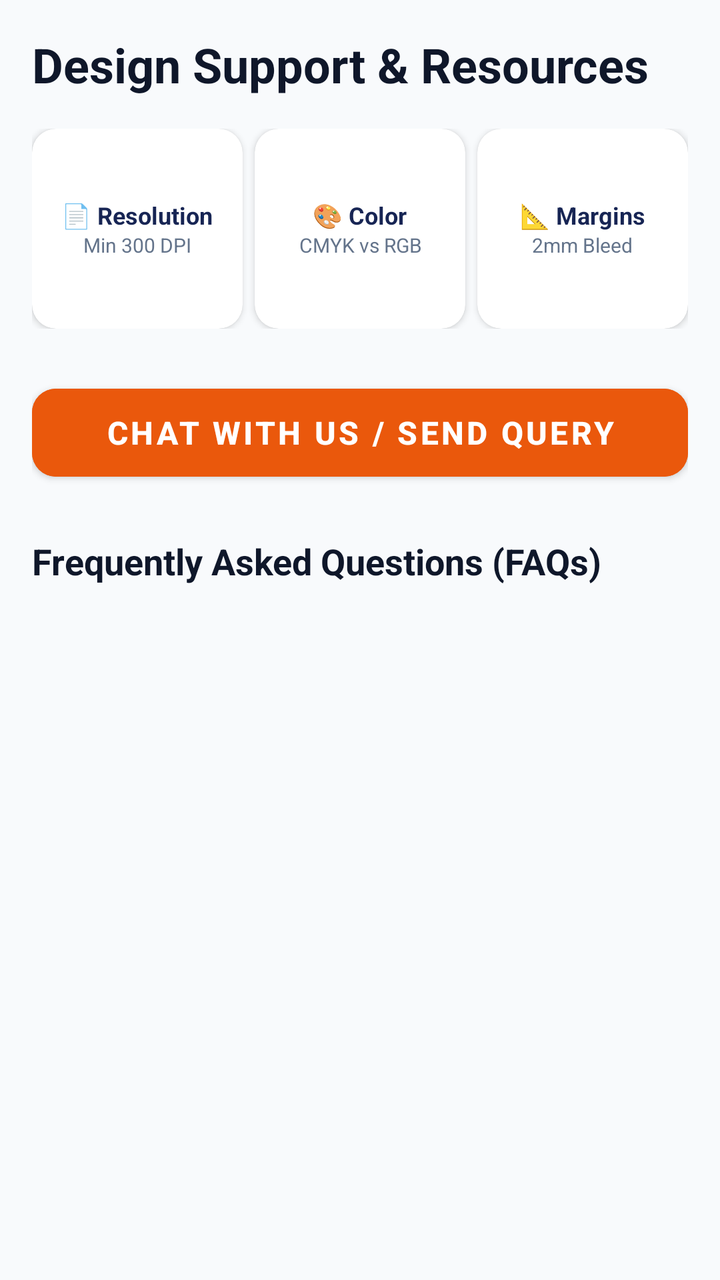
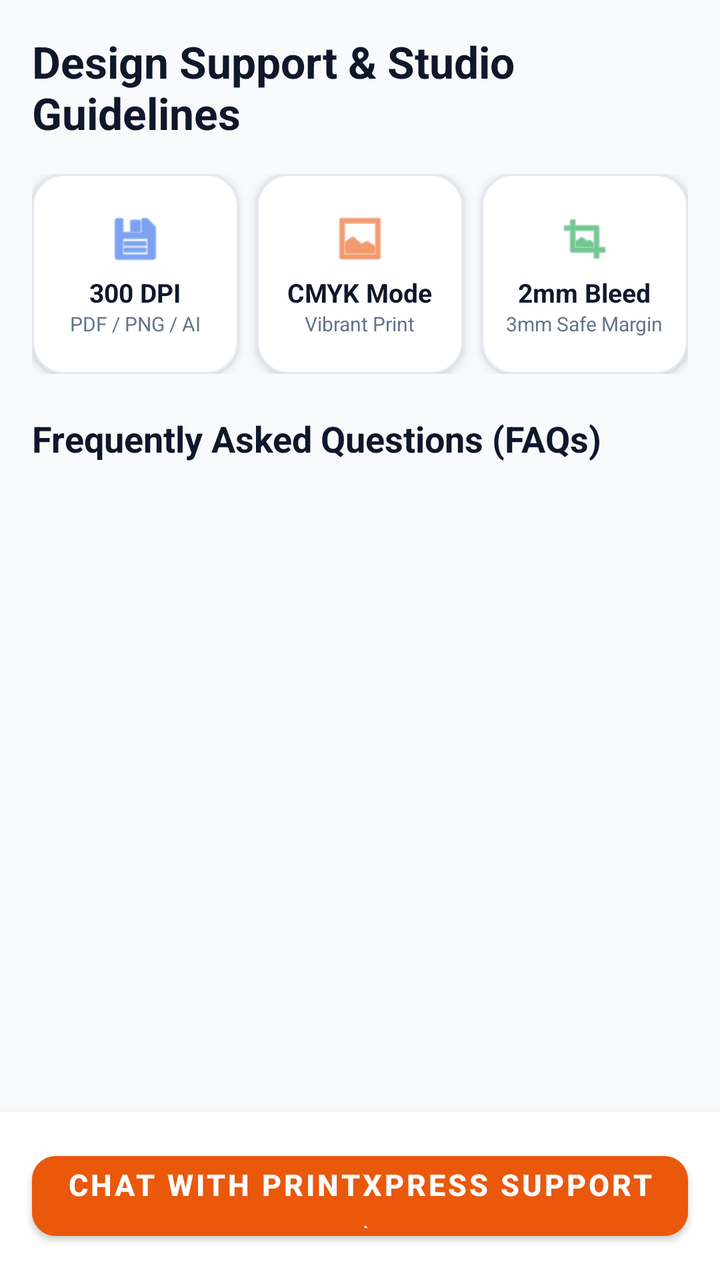

The first picture is an Android layout as it rendered before a commit; the second is the same layout after the commit. The layout source and the unified diff follow.
<!-- AndroidManifest.xml: application theme Theme.PrintXpress -->
<!-- res/layout/fragment_info.xml -->
<?xml version="1.0" encoding="utf-8"?>
<ScrollView xmlns:android="http://schemas.android.com/apk/res/android"
    xmlns:app="http://schemas.android.com/apk/res-auto"
    android:layout_width="match_parent"
    android:layout_height="match_parent"
    android:background="@color/background"
    android:fillViewport="true">

    <LinearLayout
        android:layout_width="match_parent"
        android:layout_height="wrap_content"
        android:orientation="vertical"
        android:padding="16dp">

        <TextView
            android:layout_width="match_parent"
            android:layout_height="wrap_content"
            android:text="Design Support &amp; Resources"
            android:textSize="24sp"
            android:textStyle="bold"
            android:textColor="@color/text_primary"
            android:layout_marginBottom="16dp"/>

        
        <LinearLayout
            android:layout_width="match_parent"
            android:layout_height="wrap_content"
            android:orientation="horizontal"
            android:layout_marginBottom="24dp">

            <com.google.android.material.card.MaterialCardView
                android:layout_width="0dp"
                android:layout_weight="1"
                android:layout_height="100dp"
                android:layout_marginEnd="4dp"
                app:cardCornerRadius="12dp"
                app:cardElevation="2dp"
                app:cardBackgroundColor="@color/surface">
                <LinearLayout android:layout_width="match_parent" android:layout_height="match_parent" android:orientation="vertical" android:gravity="center" android:padding="8dp">
                    <TextView android:layout_width="wrap_content" android:layout_height="wrap_content" android:text="📄 Resolution" android:textSize="12sp" android:textStyle="bold" android:textColor="@color/primary"/>
                    <TextView android:layout_width="wrap_content" android:layout_height="wrap_content" android:text="Min 300 DPI" android:textSize="10sp" android:textColor="@color/text_secondary" android:gravity="center"/>
                </LinearLayout>
            </com.google.android.material.card.MaterialCardView>

            <com.google.android.material.card.MaterialCardView
                android:layout_width="0dp"
                android:layout_weight="1"
                android:layout_height="100dp"
                android:layout_marginHorizontal="2dp"
                app:cardCornerRadius="12dp"
                app:cardElevation="2dp"
                app:cardBackgroundColor="@color/surface">
                <LinearLayout android:layout_width="match_parent" android:layout_height="match_parent" android:orientation="vertical" android:gravity="center" android:padding="8dp">
                    <TextView android:layout_width="wrap_content" android:layout_height="wrap_content" android:text="🎨 Color" android:textSize="12sp" android:textStyle="bold" android:textColor="@color/primary"/>
                    <TextView android:layout_width="wrap_content" android:layout_height="wrap_content" android:text="CMYK vs RGB" android:textSize="10sp" android:textColor="@color/text_secondary" android:gravity="center"/>
                </LinearLayout>
            </com.google.android.material.card.MaterialCardView>

            <com.google.android.material.card.MaterialCardView
                android:layout_width="0dp"
                android:layout_weight="1"
                android:layout_height="100dp"
                android:layout_marginStart="4dp"
                app:cardCornerRadius="12dp"
                app:cardElevation="2dp"
                app:cardBackgroundColor="@color/surface">
                <LinearLayout android:layout_width="match_parent" android:layout_height="match_parent" android:orientation="vertical" android:gravity="center" android:padding="8dp">
                    <TextView android:layout_width="wrap_content" android:layout_height="wrap_content" android:text="📐 Margins" android:textSize="12sp" android:textStyle="bold" android:textColor="@color/primary"/>
                    <TextView android:layout_width="wrap_content" android:layout_height="wrap_content" android:text="2mm Bleed" android:textSize="10sp" android:textColor="@color/text_secondary" android:gravity="center"/>
                </LinearLayout>
            </com.google.android.material.card.MaterialCardView>

        </LinearLayout>

        
        <Button
            android:id="@+id/btnSupportQuery"
            android:layout_width="match_parent"
            android:layout_height="56dp"
            android:text="Chat with us / Send Query"
            android:textSize="16sp"
            android:textStyle="bold"
            app:cornerRadius="12dp"
            android:backgroundTint="@color/secondary"
            android:layout_marginBottom="24dp"/>

        
        <TextView
            android:layout_width="match_parent"
            android:layout_height="wrap_content"
            android:text="Frequently Asked Questions (FAQs)"
            android:textSize="18sp"
            android:textStyle="bold"
            android:textColor="@color/text_primary"
            android:layout_marginBottom="12dp"/>

        <androidx.recyclerview.widget.RecyclerView
            android:id="@+id/rvFaqs"
            android:layout_width="match_parent"
            android:layout_height="wrap_content"
            android:nestedScrollingEnabled="false"/>

    </LinearLayout>
</ScrollView>
<!-- resources referenced by this layout -->
<resources>
  <color name="background">#F8FAFC</color>
  <color name="primary">#172554</color>
  <color name="secondary">#EA580C</color>
  <color name="surface">#FFFFFF</color>
  <color name="text_primary">#0F172A</color>
  <color name="text_secondary">#64748B</color>
  <style name="Theme.PrintXpress" parent="Theme.MaterialComponents.DayNight.NoActionBar">
          <item name="colorPrimary">@color/primary</item>
          <item name="colorPrimaryVariant">@color/primary_variant</item>
          <item name="colorSecondary">@color/secondary</item>
          <item name="colorSecondaryVariant">@color/secondary_variant</item>
          <item name="android:statusBarColor">@color/primary_variant</item>
          <item name="android:windowBackground">@color/background</item>
          <item name="colorSurface">@color/surface</item>
          <item name="colorOnSurface">@color/text_primary</item>
      </style>
  <color name="primary_variant">#0F172A</color>
  <color name="secondary_variant">#C2410C</color>
</resources>

<!-- the commit's change to res/layout/fragment_info.xml (unified diff, before → after) -->
@@ -1,104 +1,214 @@
 <?xml version="1.0" encoding="utf-8"?>
-<ScrollView xmlns:android="http://schemas.android.com/apk/res/android"
+<LinearLayout xmlns:android="http://schemas.android.com/apk/res/android"
     xmlns:app="http://schemas.android.com/apk/res-auto"
     android:layout_width="match_parent"
     android:layout_height="match_parent"
-    android:background="@color/background"
-    android:fillViewport="true">
-
-    <LinearLayout
+    android:orientation="vertical"
+    android:background="@color/background">
+
+    <androidx.core.widget.NestedScrollView
         android:layout_width="match_parent"
-        android:layout_height="wrap_content"
-        android:orientation="vertical"
-        android:padding="16dp">
-
-        <TextView
-            android:layout_width="match_parent"
-            android:layout_height="wrap_content"
-            android:text="Design Support &amp; Resources"
-            android:textSize="24sp"
-            android:textStyle="bold"
-            android:textColor="@color/text_primary"
-            android:layout_marginBottom="16dp"/>
-
-        
+        android:layout_height="0dp"
+        android:layout_weight="1"
+        android:fillViewport="true">
+
         <LinearLayout
             android:layout_width="match_parent"
             android:layout_height="wrap_content"
-            android:orientation="horizontal"
-            android:layout_marginBottom="24dp">
-
-            <com.google.android.material.card.MaterialCardView
-                android:layout_width="0dp"
-                android:layout_weight="1"
-                android:layout_height="100dp"
-                android:layout_marginEnd="4dp"
-                app:cardCornerRadius="12dp"
-                app:cardElevation="2dp"
-                app:cardBackgroundColor="@color/surface">
-                <LinearLayout android:layout_width="match_parent" android:layout_height="match_parent" android:orientation="vertical" android:gravity="center" android:padding="8dp">
-                    <TextView android:layout_width="wrap_content" android:layout_height="wrap_content" android:text="📄 Resolution" android:textSize="12sp" android:textStyle="bold" android:textColor="@color/primary"/>
-                    <TextView android:layout_width="wrap_content" android:layout_height="wrap_content" android:text="Min 300 DPI" android:textSize="10sp" android:textColor="@color/text_secondary" android:gravity="center"/>
-                </LinearLayout>
-            </com.google.android.material.card.MaterialCardView>
-
-            <com.google.android.material.card.MaterialCardView
-                android:layout_width="0dp"
-                android:layout_weight="1"
-                android:layout_height="100dp"
-                android:layout_marginHorizontal="2dp"
-                app:cardCornerRadius="12dp"
-                app:cardElevation="2dp"
-                app:cardBackgroundColor="@color/surface">
-                <LinearLayout android:layout_width="match_parent" android:layout_height="match_parent" android:orientation="vertical" android:gravity="center" android:padding="8dp">
-                    <TextView android:layout_width="wrap_content" android:layout_height="wrap_content" android:text="🎨 Color" android:textSize="12sp" android:textStyle="bold" android:textColor="@color/primary"/>
-                    <TextView android:layout_width="wrap_content" android:layout_height="wrap_content" android:text="CMYK vs RGB" android:textSize="10sp" android:textColor="@color/text_secondary" android:gravity="center"/>
-                </LinearLayout>
-            </com.google.android.material.card.MaterialCardView>
-
-            <com.google.android.material.card.MaterialCardView
-                android:layout_width="0dp"
-                android:layout_weight="1"
-                android:layout_height="100dp"
-                android:layout_marginStart="4dp"
-                app:cardCornerRadius="12dp"
-                app:cardElevation="2dp"
-                app:cardBackgroundColor="@color/surface">
-                <LinearLayout android:layout_width="match_parent" android:layout_height="match_parent" android:orientation="vertical" android:gravity="center" android:padding="8dp">
-                    <TextView android:layout_width="wrap_content" android:layout_height="wrap_content" android:text="📐 Margins" android:textSize="12sp" android:textStyle="bold" android:textColor="@color/primary"/>
-                    <TextView android:layout_width="wrap_content" android:layout_height="wrap_content" android:text="2mm Bleed" android:textSize="10sp" android:textColor="@color/text_secondary" android:gravity="center"/>
-                </LinearLayout>
-            </com.google.android.material.card.MaterialCardView>
+            android:orientation="vertical"
+            android:padding="16dp">
+
+            <TextView
+                android:layout_width="match_parent"
+                android:layout_height="wrap_content"
+                android:text="Design Support &amp; Studio Guidelines"
+                android:textSize="22sp"
+                android:textStyle="bold"
+                android:textColor="@color/text_primary"
+                android:layout_marginBottom="16dp"/>
+
+            <LinearLayout
+                android:layout_width="match_parent"
+                android:layout_height="wrap_content"
+                android:orientation="horizontal"
+                android:layout_marginBottom="20dp">
+
+                <com.google.android.material.card.MaterialCardView
+                    android:layout_width="0dp"
+                    android:layout_weight="1"
+                    android:layout_height="100dp"
+                    android:layout_marginEnd="6dp"
+                    app:cardCornerRadius="16dp"
+                    app:cardElevation="3dp"
+                    app:cardBackgroundColor="@color/surface"
+                    app:strokeWidth="1dp"
+                    app:strokeColor="@color/card_stroke">
+
+                    <LinearLayout
+                        android:layout_width="match_parent"
+                        android:layout_height="match_parent"
+                        android:orientation="vertical"
+                        android:gravity="center"
+                        android:padding="8dp">
+
+                        <ImageView
+                            android:layout_width="28dp"
+                            android:layout_height="28dp"
+                            android:src="@android:drawable/ic_menu_save"
+                            app:tint="#2563EB"
+                            android:contentDescription="File Specs"
+                            android:layout_marginBottom="4dp"/>
+
+                        <TextView
+                            android:layout_width="wrap_content"
+                            android:layout_height="wrap_content"
+                            android:text="300 DPI"
+                            android:textSize="13sp"
+                            android:textStyle="bold"
+                            android:textColor="@color/text_primary"/>
+
+                        <TextView
+                            android:layout_width="wrap_content"
+                            android:layout_height="wrap_content"
+                            android:text="PDF / PNG / AI"
+                            android:textSize="10sp"
+                            android:textColor="@color/text_secondary"/>
+
+                    </LinearLayout>
+
+                </com.google.android.material.card.MaterialCardView>
+
+                <com.google.android.material.card.MaterialCardView
+                    android:layout_width="0dp"
+                    android:layout_weight="1"
+                    android:layout_height="100dp"
+                    android:layout_marginHorizontal="3dp"
+                    app:cardCornerRadius="16dp"
+                    app:cardElevation="3dp"
+                    app:cardBackgroundColor="@color/surface"
+                    app:strokeWidth="1dp"
+                    app:strokeColor="@color/card_stroke">
+
+                    <LinearLayout
+                        android:layout_width="match_parent"
+                        android:layout_height="match_parent"
+                        android:orientation="vertical"
+                        android:gravity="center"
+                        android:padding="8dp">
+
+                        <ImageView
+                            android:layout_width="28dp"
+                            android:layout_height="28dp"
+                            android:src="@android:drawable/ic_menu_gallery"
+                            app:tint="#EA580C"
+                            android:contentDescription="Color Format"
+                            android:layout_marginBottom="4dp"/>
+
+                        <TextView
+                            android:layout_width="wrap_content"
+                            android:layout_height="wrap_content"
+                            android:text="CMYK Mode"
+                            android:textSize="13sp"
+                            android:textStyle="bold"
+                            android:textColor="@color/text_primary"/>
+
+                        <TextView
+                            android:layout_width="wrap_content"
+                            android:layout_height="wrap_content"
+                            android:text="Vibrant Print"
+                            android:textSize="10sp"
+                            android:textColor="@color/text_secondary"/>
+
+                    </LinearLayout>
+
+                </com.google.android.material.card.MaterialCardView>
+
+                <com.google.android.material.card.MaterialCardView
+                    android:layout_width="0dp"
+                    android:layout_weight="1"
+                    android:layout_height="100dp"
+                    android:layout_marginStart="6dp"
+                    app:cardCornerRadius="16dp"
+                    app:cardElevation="3dp"
+                    app:cardBackgroundColor="@color/surface"
+                    app:strokeWidth="1dp"
+                    app:strokeColor="@color/card_stroke">
+
+                    <LinearLayout
+                        android:layout_width="match_parent"
+                        android:layout_height="match_parent"
+                        android:orientation="vertical"
+                        android:gravity="center"
+                        android:padding="8dp">
+
+                        <ImageView
+                            android:layout_width="28dp"
+                            android:layout_height="28dp"
+                            android:src="@android:drawable/ic_menu_crop"
+                            app:tint="#16A34A"
+                            android:contentDescription="Margins"
+                            android:layout_marginBottom="4dp"/>
+
+                        <TextView
+                            android:layout_width="wrap_content"
+                            android:layout_height="wrap_content"
+                            android:text="2mm Bleed"
+                            android:textSize="13sp"
+                            android:textStyle="bold"
+                            android:textColor="@color/text_primary"/>
+
+                        <TextView
+                            android:layout_width="wrap_content"
+                            android:layout_height="wrap_content"
+                            android:text="3mm Safe Margin"
+                            android:textSize="10sp"
+                            android:textColor="@color/text_secondary"/>
+
+                    </LinearLayout>
+
+                </com.google.android.material.card.MaterialCardView>
+
+            </LinearLayout>
+
+            <TextView
+                android:layout_width="match_parent"
+                android:layout_height="wrap_content"
+                android:text="Frequently Asked Questions (FAQs)"
+                android:textSize="18sp"
+                android:textStyle="bold"
+                android:textColor="@color/text_primary"
+                android:layout_marginBottom="12dp"/>
+
+            <androidx.recyclerview.widget.RecyclerView
+                android:id="@+id/rvFaqs"
+                android:layout_width="match_parent"
+                android:layout_height="wrap_content"
+                android:nestedScrollingEnabled="false"
+                android:layout_marginBottom="16dp"/>
 
         </LinearLayout>
 
-        
-        <Button
+    </androidx.core.widget.NestedScrollView>
+
+    <com.google.android.material.card.MaterialCardView
+        android:layout_width="match_parent"
+        android:layout_height="wrap_content"
+        app:cardElevation="8dp"
+        app:cardBackgroundColor="@color/surface"
+        app:cardCornerRadius="0dp"
+        app:strokeWidth="0dp">
+
+        <com.google.android.material.button.MaterialButton
             android:id="@+id/btnSupportQuery"
             android:layout_width="match_parent"
-            android:layout_height="56dp"
-            android:text="Chat with us / Send Query"
-            android:textSize="16sp"
+            android:layout_height="52dp"
+            android:layout_margin="16dp"
+            android:text="Chat with PrintXpress Support →"
+            android:textSize="15sp"
             android:textStyle="bold"
             app:cornerRadius="12dp"
-            android:backgroundTint="@color/secondary"
-            android:layout_marginBottom="24dp"/>
-
-        
-        <TextView
-            android:layout_width="match_parent"
-            android:layout_height="wrap_content"
-            android:text="Frequently Asked Questions (FAQs)"
-            android:textSize="18sp"
-            android:textStyle="bold"
-            android:textColor="@color/text_primary"
-            android:layout_marginBottom="12dp"/>
-
-        <androidx.recyclerview.widget.RecyclerView
-            android:id="@+id/rvFaqs"
-            android:layout_width="match_parent"
-            android:layout_height="wrap_content"
-            android:nestedScrollingEnabled="false"/>
-
-    </LinearLayout>
-</ScrollView>
+            android:backgroundTint="#EA580C"/>
+
+    </com.google.android.material.card.MaterialCardView>
+
+</LinearLayout>
<!-- resource entries referenced after the edit -->
@@ -1,6 +1,7 @@
 <!-- resources referenced by this layout -->
 <resources>
   <color name="background">#F8FAFC</color>
+  <color name="card_stroke">#E2E8F0</color>
   <color name="primary">#172554</color>
   <color name="secondary">#EA580C</color>
   <color name="surface">#FFFFFF</color>
